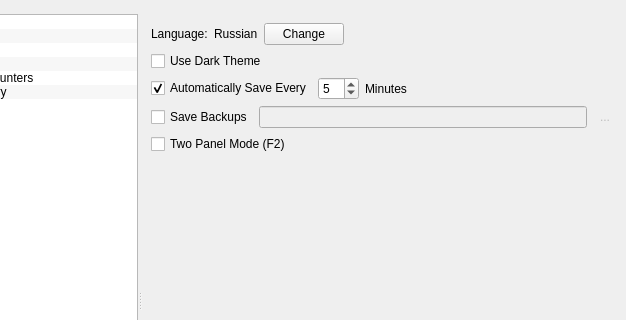
Qt form src/bin/scenarist-desktop/UserInterfaceLayer/Settings/SettingsView.ui (dimkanovikov/KITScenarist) before a commit; both pictures show x 92 to 718 and y 0 to 320 of the 718 by 600 pixel window.
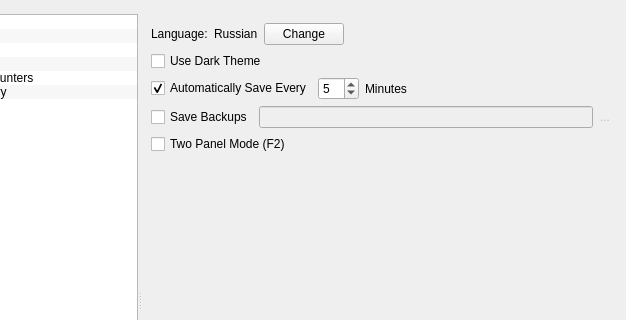
The same form after that commit. Icons and pictures are not drawn. Custom widgets are drawn as their Qt base class.

Diff of the .ui file:
```diff
--- a/src/bin/scenarist-desktop/UserInterfaceLayer/Settings/SettingsView.ui
+++ b/src/bin/scenarist-desktop/UserInterfaceLayer/Settings/SettingsView.ui
@@ -341,6 +341,9 @@
                   </item>
                   <item row="5" column="0">
                    <layout class="QHBoxLayout" name="horizontalLayout_11">
+                    <property name="spacing">
+                     <number>0</number>
+                    </property>
                     <item>
                      <widget class="QCheckBox" name="saveBackups">
                       <property name="text">
@@ -351,6 +354,22 @@
                       </property>
                      </widget>
                     </item>
+                    <item>
+                     <spacer name="horizontalSpacer_16">
+                      <property name="orientation">
+                       <enum>Qt::Horizontal</enum>
+                      </property>
+                      <property name="sizeType">
+                       <enum>QSizePolicy::Fixed</enum>
+                      </property>
+                      <property name="sizeHint" stdset="0">
+                       <size>
+                        <width>6</width>
+                        <height>10</height>
+                       </size>
+                      </property>
+                     </spacer>
+                    </item>
                     <item>
                      <widget class="QLineEdit" name="saveBackupsFolder">
                       <property name="enabled">
@@ -366,6 +385,12 @@
                       <property name="enabled">
                        <bool>false</bool>
                       </property>
+                      <property name="sizePolicy">
+                       <sizepolicy hsizetype="Fixed" vsizetype="Preferred">
+                        <horstretch>0</horstretch>
+                        <verstretch>0</verstretch>
+                       </sizepolicy>
+                      </property>
                       <property name="toolTip">
                        <string>Browse...</string>
                       </property>
@@ -2528,16 +2553,16 @@
   </layout>
  </widget>
  <customwidgets>
+  <customwidget>
+   <class>ToolTipLabel</class>
+   <extends>QLabel</extends>
+   <header>3rd_party/Widgets/ToolTipLabel/ToolTipLabel.h</header>
+  </customwidget>
   <customwidget>
    <class>FlatButton</class>
    <extends>QToolButton</extends>
    <header location="global">3rd_party/Widgets/FlatButton/FlatButton.h</header>
   </customwidget>
-  <customwidget>
-   <class>ToolTipLabel</class>
-   <extends>QLabel</extends>
-   <header location="global">3rd_party/Widgets/ToolTipLabel/ToolTipLabel.h</header>
-  </customwidget>
  </customwidgets>
  <tabstops>
   <tabstop>categories</tabstop>
```
